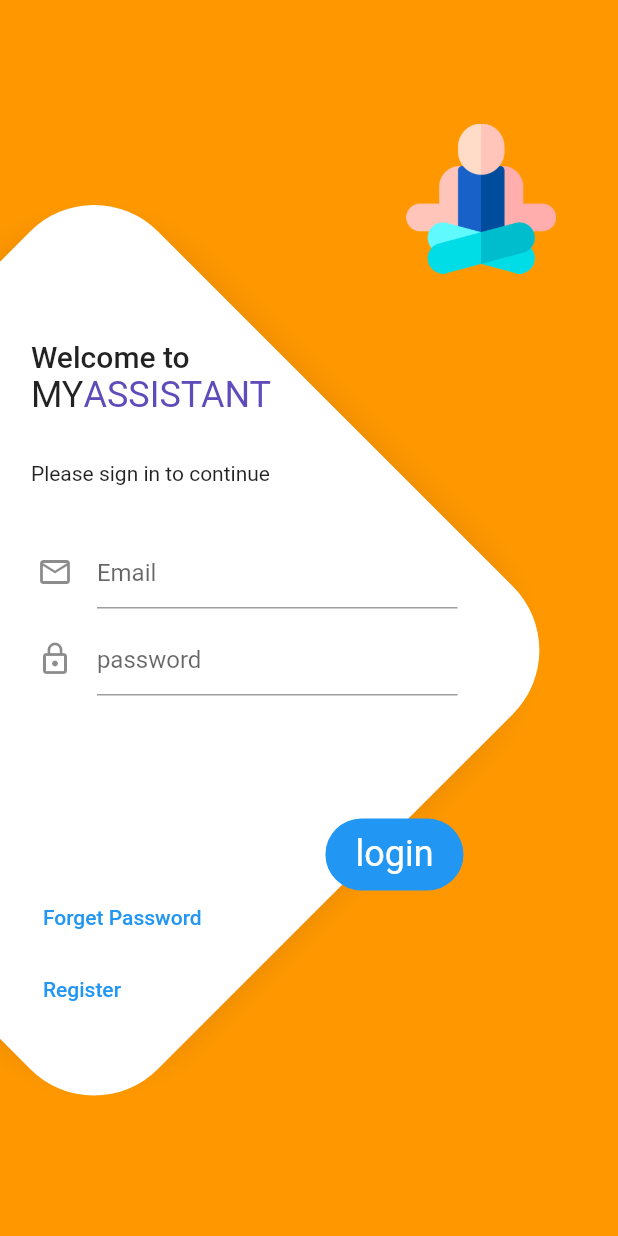
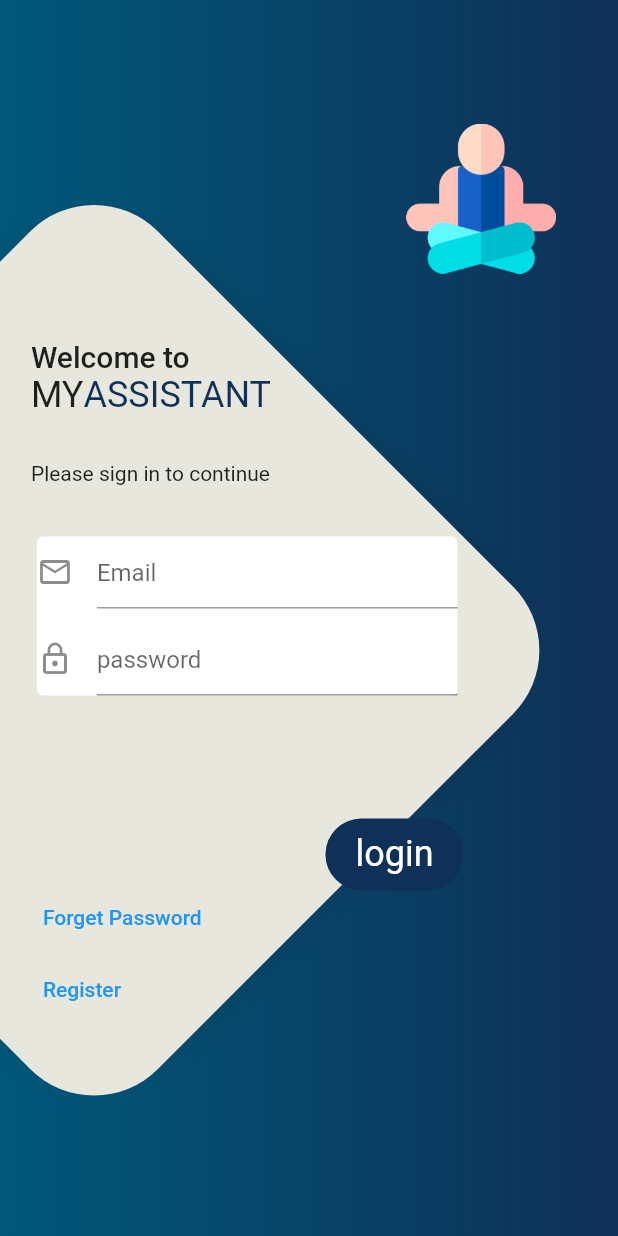
Before and after one commit to jeshu/personal-workmate, a Flutter app: the screen it shows after launch, on a phone screen of 412 x 824 dp. Run offline on Flutter 3.47's test engine with Material 2 defaults, Android fonts, the phone set to English and light mode, and no system bars.

Commit message:
Colors added

```diff
--- a/lib/components/form_box.dart
+++ b/lib/components/form_box.dart
@@ -23,7 +23,7 @@ class FormBox extends StatelessWidget {
           height: size,
           child: Container(
             decoration: BoxDecoration(
-              color: Colors.white,
+              color: Color(0XFFE7E7DE),
               boxShadow: [
                 BoxShadow(
                   color: Colors.black,
--- a/lib/main.dart
+++ b/lib/main.dart
@@ -14,9 +14,9 @@ class MyApp extends StatelessWidget {
       debugShowCheckedModeBanner: false,
       title: 'Flutter Demo',
       theme: ThemeData().copyWith(
-        primaryColor: Color(0xFF604BBA),
+        primaryColor: Color(0xFF0F3057),
       ),
-      initialRoute: LoginScreen.routeName,
+      initialRoute: SplashScreen.routeName,
       routes: {
         SplashScreen.routeName: (context) => SplashScreen(),
         LoginScreen.routeName: (context) => LoginScreen()
--- a/lib/screens/login_screen/login_screen.dart
+++ b/lib/screens/login_screen/login_screen.dart
@@ -44,7 +44,9 @@ class _LoginScreenState extends State<LoginScreen>
   @override
   Widget build(BuildContext context) {
     return Container(
-      color: Colors.orange,
+      decoration: BoxDecoration(
+          gradient:
+              LinearGradient(colors: [Color(0XFF00587A), Color(0XFF0F3057)])),
       child: Stack(children: <Widget>[
         Positioned(
           right: MediaQuery.of(context).size.width * 0.1,
@@ -83,6 +85,7 @@ class _LoginScreenState extends State<LoginScreen>
                         padding:
                             EdgeInsets.symmetric(vertical: 10, horizontal: 20),
                         elevation: 0,
+                        primary: Theme.of(context).primaryColor,
                         shape: RoundedRectangleBorder(
                             borderRadius: BorderRadius.circular(50)),
                         textStyle: Theme.of(context)
--- a/lib/screens/splash_screen.dart
+++ b/lib/screens/splash_screen.dart
@@ -42,7 +42,7 @@ class _SplashScreenState extends State<SplashScreen>
       child: Container(
         decoration: BoxDecoration(
             gradient:
-                LinearGradient(colors: [Colors.orange, Colors.orangeAccent])),
+                LinearGradient(colors: [Color(0XFF00587A), Color(0XFF0F3057)])),
         child: Center(
           child: HeroLogo(
             size: animation.value,
```
